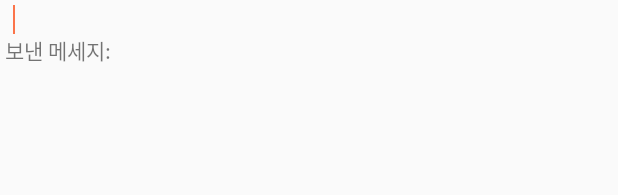
After one commit to HyunJu1/Notification-Collector-App, an Android app: the layout item_multi_chat.xml on its own in the app's theme, with its tools: preview values and no code run, on a phone screen of 412 x 824 dp. The commit adds this screen. Shown: the top 195 px of the screen. Run offline under Robolectric (Android 15) with nearby library versions, the phone set to English and light mode, and no system bars.

Commit message:
add multi chat list

```diff
--- /dev/null
+++ b/app/src/main/res/layout/item_multi_chat.xml
@@ -0,0 +1,50 @@
+<?xml version="1.0" encoding="utf-8"?>
+<LinearLayout
+    xmlns:android="http://schemas.android.com/apk/res/android"
+    android:orientation="vertical"
+    android:layout_width="match_parent"
+    android:layout_height="wrap_content"
+    android:padding="3dp">
+
+    <LinearLayout
+        android:layout_width="match_parent"
+        android:layout_height="wrap_content"
+        android:orientation="horizontal">
+
+        <TextView
+            android:id="@+id/tv_multi_chat_people"
+            android:layout_width="wrap_content"
+            android:layout_height="wrap_content" />
+
+        <View
+            android:layout_width="1dp"
+            android:layout_height="match_parent"
+            android:background="@color/dialog_status"
+            android:layout_marginHorizontal="5dp" />
+
+        <TextView
+            android:id="@+id/tv_multi_chat_datetime"
+            android:layout_width="wrap_content"
+            android:layout_height="wrap_content" />
+
+    </LinearLayout>
+
+    <LinearLayout
+        android:layout_width="match_parent"
+        android:layout_height="wrap_content"
+        android:orientation="horizontal">
+
+        <TextView
+            android:layout_width="wrap_content"
+            android:layout_height="wrap_content"
+            android:text="보낸 메세지: " />
+
+        <TextView
+            android:id="@+id/tv_multi_chat_msg"
+            android:layout_width="match_parent"
+            android:layout_height="wrap_content"
+            android:maxLength="50" />
+
+    </LinearLayout>
+
+</LinearLayout>
```
Also changed, not shown: app/src/main/AndroidManifest.xml (+7 -6 lines), app/src/main/java/com/example/hyunju/notification_collector/MainActivity.java (+11 -2 lines), app/src/main/java/com/example/hyunju/notification_collector/MultiChatActivity.java (added, +104 -0 lines), app/src/main/java/com/example/hyunju/notification_collector/models/SendedMessage.java (+13 -1 lines), app/src/main/java/com/example/hyunju/notification_collector/utils/GroupMessageDialogFragment.java (+9 -7 lines), app/src/main/res/layout/activity_main.xml (+9 -2 lines), app/src/main/res/layout/activity_multi_chat.xml (added, +20 -0 lines), app/src/main/res/drawable/chat.png (added).
